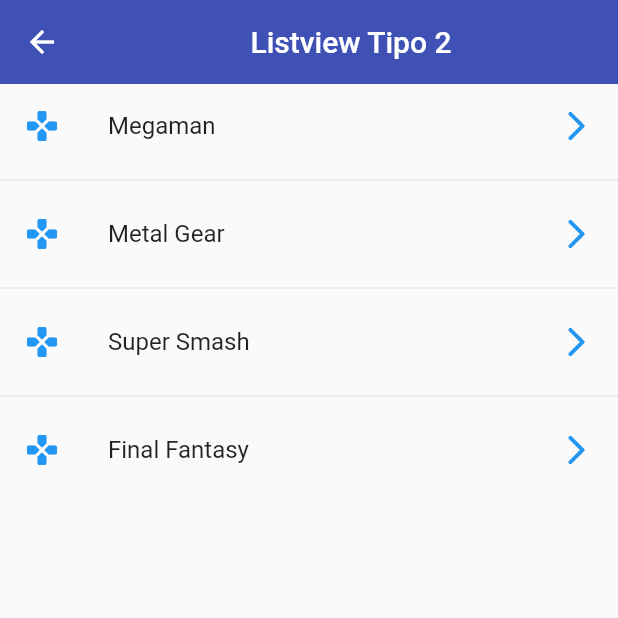
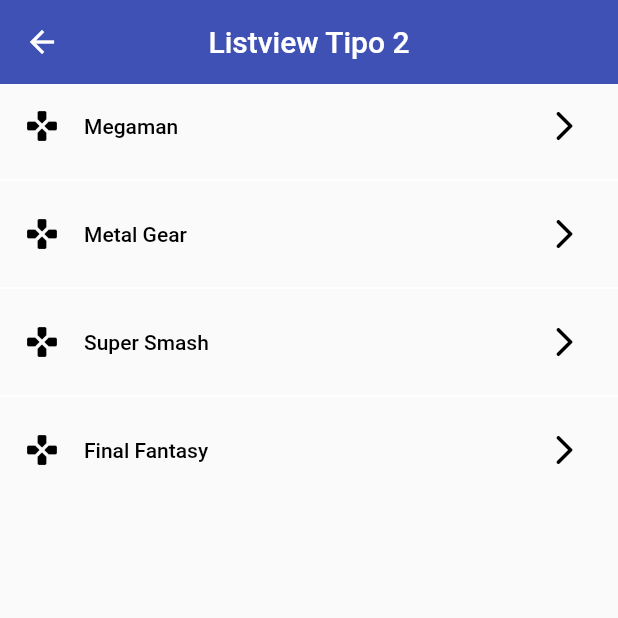
Before and after one commit to clatorrep/flutter_udemy, a Flutter app: the Listview2Screen screen opened by its route, on a phone screen of 412 x 824 dp, the top half of it. Run offline on Flutter 3.47's test engine with Material 2 defaults, Android fonts, the light colour scheme and no system bars.

Commit message:
ADDING A CUSTOM THEME - create theme folder - create a class that contains the theme

```diff
--- a/lib/main.dart
+++ b/lib/main.dart
@@ -1,6 +1,7 @@
 import 'package:flutter/material.dart';
 
 import 'package:fl_comp/router/app_routs.dart';
+import 'package:fl_comp/theme/app_theme.dart';
 
 void main() => runApp(const MyApp());
 
@@ -15,6 +16,7 @@
       initialRoute: AppRouts.initialroute,
       routes: AppRouts.getAppRouts(),
       onGenerateRoute: AppRouts.onGenerateRoute,
+      theme: AppTheme.lightTheme,
     );
   }
 }
--- a/lib/screen/listview1_screen.dart
+++ b/lib/screen/listview1_screen.dart
@@ -8,9 +8,7 @@
   Widget build(BuildContext context) {
     return Scaffold(
       appBar: AppBar(
-        title: const Center(
-          child: Text('Listview Tipo 1'),
-        ),
+        title: const Text('Listview Tipo 1'),
       ),
       body: ListView(
         children: games
--- a/lib/screen/listview2_screen.dart
+++ b/lib/screen/listview2_screen.dart
@@ -8,11 +8,7 @@
   Widget build(BuildContext context) {
     return Scaffold(
       appBar: AppBar(
-        title: const Center(
-          child: Text('Listview Tipo 2'),
-        ),
-        elevation: 0,
-        backgroundColor: Colors.indigo,
+        title: const Text('Listview Tipo 2'),
       ),
 
       // ListView.builder() doesn't have separatorBuilder
@@ -20,7 +16,6 @@
         itemBuilder: (context, index) => ListTile(
           title: Text(games[index]),
           leading: const Icon(Icons.gamepad_rounded),
-          iconColor: Colors.blue,
           trailing: const Icon(Icons.arrow_forward_ios_rounded),
           onTap: () {},
         ),
--- /dev/null
+++ b/lib/theme/app_theme.dart
@@ -0,0 +1,19 @@
+import 'package:flutter/material.dart';
+
+class AppTheme {
+  static const Color primary = Colors.indigo;
+  static const Color secondary = Colors.green;
+  static const Color white = Colors.white;
+
+  static final ThemeData lightTheme = ThemeData.light().copyWith(
+    useMaterial3: true,
+    primaryColor: primary,
+    // AppBar
+    appBarTheme: const AppBarTheme(
+      backgroundColor: primary,
+      foregroundColor: white,
+      elevation: 0,
+      centerTitle: true,
+    ),
+  );
+}
```
